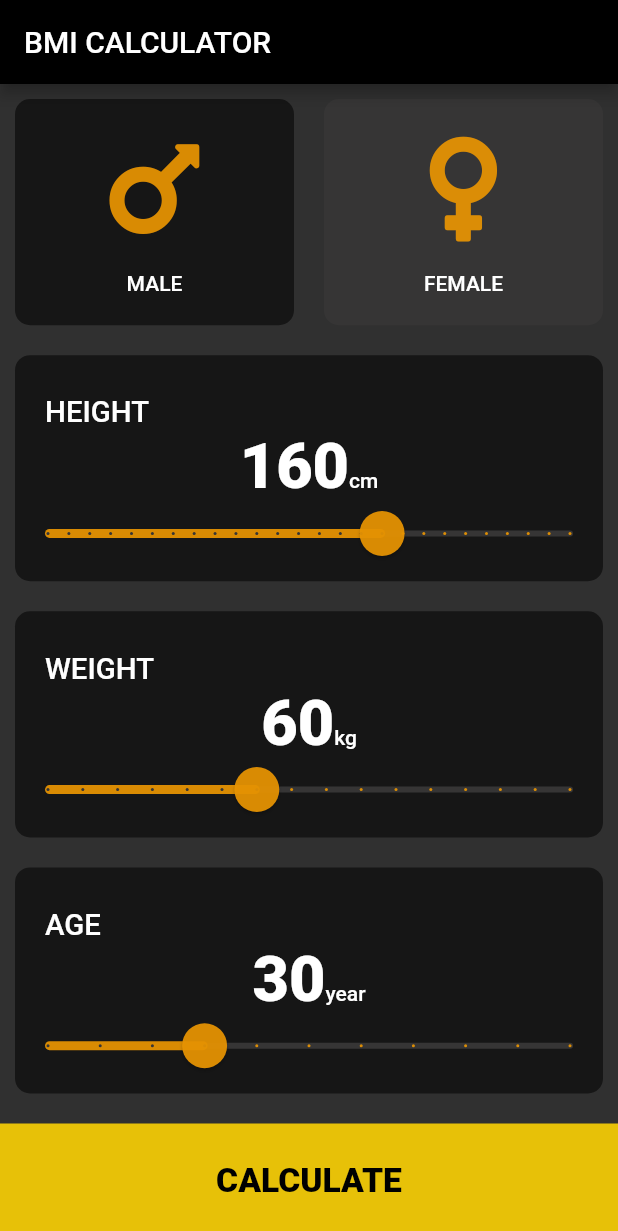
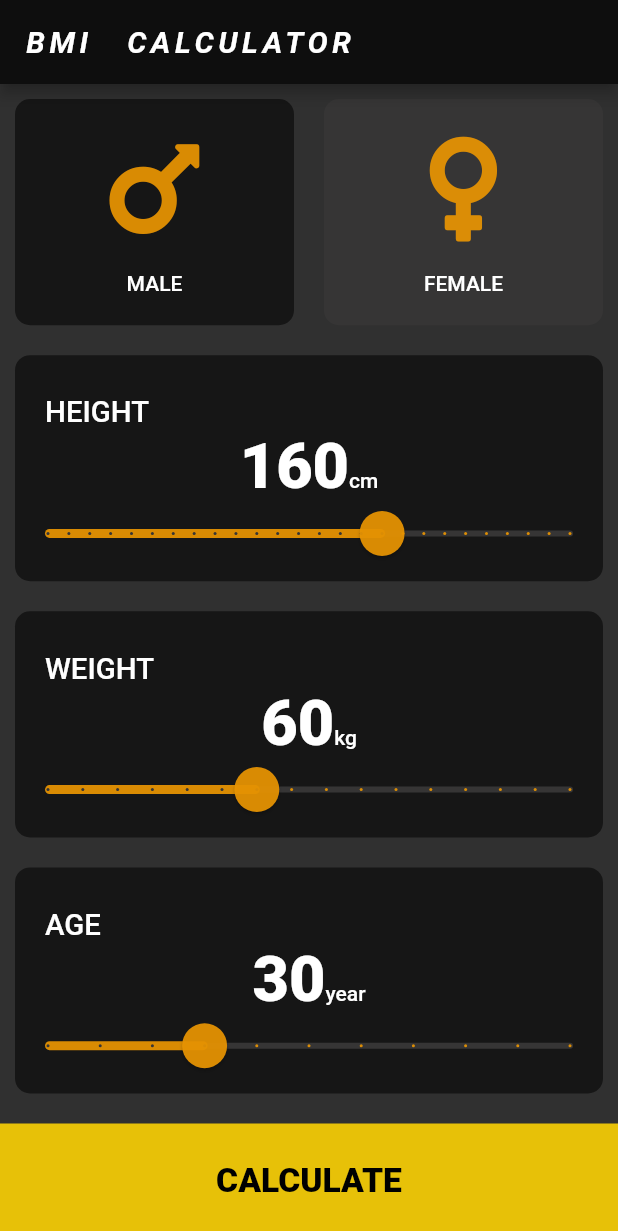
Before and after one commit to bshome19/bmi_calculator, a Flutter app: the screen it shows after launch, on a phone screen of 412 x 824 dp. Shown: the top 1231 px of the screen. Run offline on Flutter 3.47's test engine with Material 2 defaults, Android fonts, the phone set to English and light mode, and no system bars; our stand-ins replace font_awesome_flutter.

```diff
--- a/lib/controllers/calculation.dart
+++ b/lib/controllers/calculation.dart
@@ -47,7 +47,7 @@ class Calculator
   advice()
   {
     if (_bmi >= 30) {
-      return "It's not good for your health, workout daily";
+      return "It's not good for your health, workout daily.";
     }
     else if (_bmi >= 25) {
       return "Try to do more exercise to be healthy.";
--- a/lib/main.dart
+++ b/lib/main.dart
@@ -16,7 +16,7 @@ class BMICalculator extends StatelessWidget {
     return MaterialApp(
       debugShowCheckedModeBanner: false,
       theme: ThemeData.dark().copyWith(
-        primaryColor: Colors.black,
+        primaryColor: Color(0xff0e0e0e),
       ),
       home: const DataInputPage(),
     );
--- a/lib/views/data_input_page.dart
+++ b/lib/views/data_input_page.dart
@@ -1,11 +1,10 @@
 import 'package:bmi_calculator/constants.dart';
 import 'package:bmi_calculator/controllers/calculation.dart';
 import 'package:bmi_calculator/views/calculate_button.dart';
+import 'package:bmi_calculator/views/card.dart';
 import 'package:bmi_calculator/views/data_cards.dart';
+import 'package:bmi_calculator/views/final_result_page.dart';
 import 'package:bmi_calculator/views/icon_details.dart';
-import 'package:bmi_calculator/views/final_result_page.dart';
-import 'package:bmi_calculator/views/card.dart';
-import 'package:flutter/cupertino.dart';
 import 'package:flutter/material.dart';
 import 'package:font_awesome_flutter/font_awesome_flutter.dart';
 
@@ -28,7 +27,15 @@ class _DataInputPageState extends State<DataInputPage> {
   Widget build(BuildContext context) {
     return Scaffold(
       appBar: AppBar(
-        title: const Text('BMI CALCULATOR'),
+        title: const Text(
+          'BMI CALCULATOR',
+          style: TextStyle(
+            fontWeight: FontWeight.bold,
+            fontStyle: FontStyle.italic,
+            letterSpacing: 3.0,
+            wordSpacing: 15.0,
+          ),
+        ),
       ),
       body: Column(
         crossAxisAlignment: CrossAxisAlignment.stretch,
```
